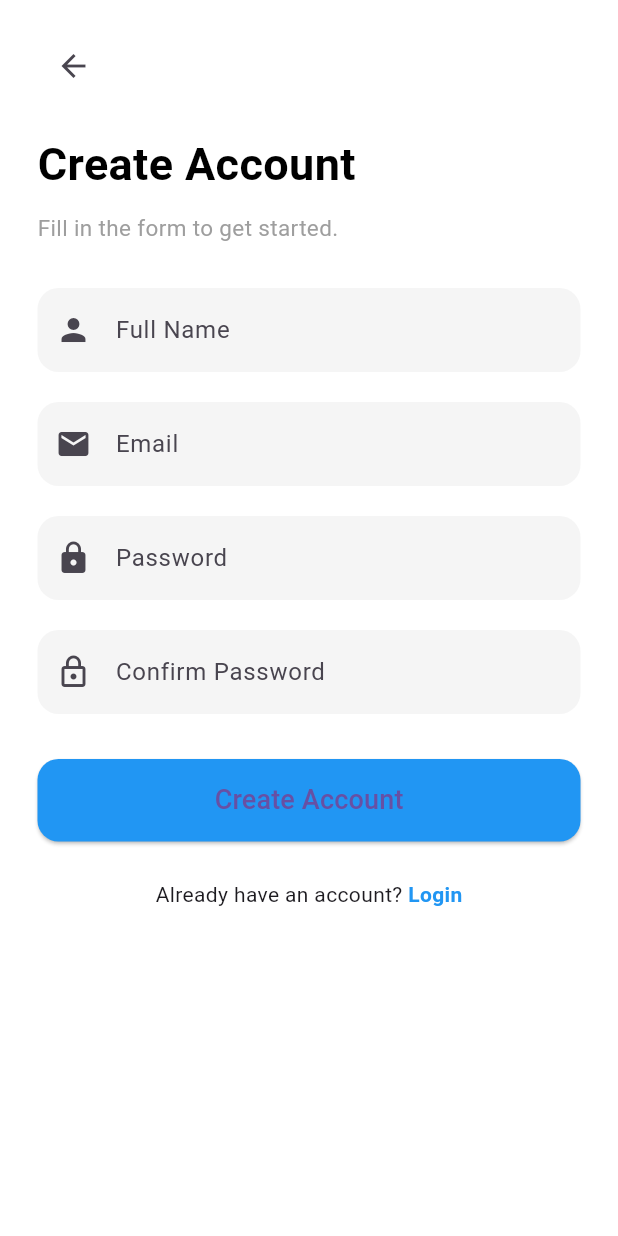
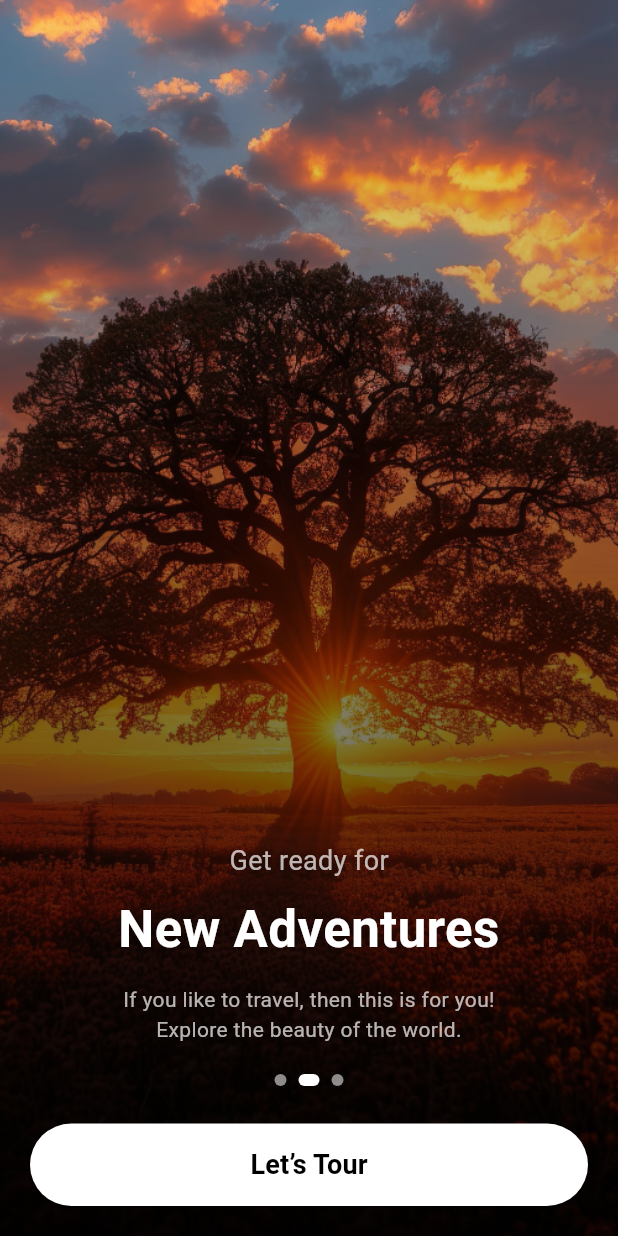
Before and after one commit to poornima0425/flutter-mobile-app-ca, a Flutter app: the SignUpPage screen opened directly, after a tap on the "arrow back" icon, on a phone screen of 412 x 824 dp. Run offline on Flutter 3.47's test engine with Material 3 defaults, Android fonts, the phone set to English and light mode, and no system bars.

Commit message:
Update main.dart in my branch SEU/IS/20/ICT/043

```diff
--- a/lib/main.dart
+++ b/lib/main.dart
@@ -1,4 +1,6 @@
+import 'dart:async';
 import 'package:flutter/material.dart';
+import 'LoginPage/loginPage.dart';
 import 'SignUpPage/signUpPage.dart';
 
 void main() {
@@ -12,7 +14,172 @@ class MyApp extends StatelessWidget {
   Widget build(BuildContext context) {
     return const MaterialApp(
       debugShowCheckedModeBanner: false,
-      home: SignUpPage(),
+      home: OnboardingCarousel(),
     );
   }
 }
+
+class OnboardingCarousel extends StatefulWidget {
+  const OnboardingCarousel({super.key});
+
+  @override
+  State<OnboardingCarousel> createState() => _OnboardingCarouselState();
+}
+
+class _OnboardingCarouselState extends State<OnboardingCarousel> {
+  final PageController _pageController = PageController();
+  int currentPage = 0;
+
+  final List<String> images = [
+    //put ima
+    "assets/t2.jpg",
+    "assets/t3.jpg",
+    "assets/t4.jpg",
+  ];
+
+  @override
+  void initState() {
+    super.initState();
+    Timer.periodic(const Duration(seconds: 3), (timer) {
+      if (currentPage < images.length - 1) {
+        currentPage++;
+      } else {
+        currentPage = 0;
+      }
+      _pageController.animateToPage(
+        currentPage,
+        duration: const Duration(milliseconds: 600),
+        curve: Curves.easeInOut,
+      );
+    });
+  }
+
+  @override
+  Widget build(BuildContext context) {
+    return Scaffold(
+      body: Stack(
+        children: [
+          // FULL-SCREEN IMAGE SLIDER
+          PageView.builder(
+            controller: _pageController,
+            itemCount: images.length,
+            onPageChanged: (index) {
+              setState(() {
+                currentPage = index;
+              });
+            },
+            itemBuilder: (context, index) {
+              return Image.asset(
+                images[index],
+                fit: BoxFit.cover,
+                width: double.infinity,
+                height: double.infinity,
+              );
+            },
+          ),
+
+          // DARK GRADIENT OVERLAY
+          Container(
+            width: double.infinity,
+            height: double.infinity,
+            decoration: BoxDecoration(
+              gradient: LinearGradient(
+                begin: Alignment.topCenter,
+                end: Alignment.bottomCenter,
+                colors: [Colors.transparent, Colors.black.withOpacity(0.85)],
+              ),
+            ),
+          ),
+          // CONTENT ON TOP
+          SafeArea(
+            child: Padding(
+              padding: const EdgeInsets.all(20),
+              child: Column(
+                mainAxisAlignment: MainAxisAlignment.end,
+                children: [
+                  const Text(
+                    "Get ready for",
+                    style: TextStyle(color: Colors.white70, fontSize: 18),
+                  ),
+                  const SizedBox(height: 8),
+                  const Text(
+                    "New Adventures",
+                    textAlign: TextAlign.center,
+                    style: TextStyle(
+                      color: Colors.white,
+                      fontSize: 34,
+                      fontWeight: FontWeight.bold,
+                    ),
+                  ),
+                  const SizedBox(height: 12),
+                  const Text(
+                    "If you like to travel, then this is for you!\nExplore the beauty of the world.",
+                    textAlign: TextAlign.center,
+                    style: TextStyle(color: Colors.white70, fontSize: 14),
+                  ),
+
+                  const SizedBox(height: 20),
+
+                  // DOT INDICATORS
+                  Row(
+                    mainAxisAlignment: MainAxisAlignment.center,
+                    children: List.generate(
+                      images.length,
+                      (index) => dot(index == currentPage),
+                    ),
+                  ),
+
+                  const SizedBox(height: 25),
+
+                  // BUTTON
+                  SizedBox(
+                    width: double.infinity,
+                    height: 55,
+                    child: ElevatedButton(
+                      onPressed: () {
+                        Navigator.push(
+                          context,
+                          MaterialPageRoute(
+                            builder: (context) => const LoginPage(),
+                          ),
+                        );
+                      },
+
+                      style: ElevatedButton.styleFrom(
+                        backgroundColor: Colors.white,
+                        shape: RoundedRectangleBorder(
+                          borderRadius: BorderRadius.circular(30),
+                        ),
+                      ),
+                      child: const Text(
+                        "Let’s Tour",
+                        style: TextStyle(
+                          color: Colors.black,
+                          fontSize: 18,
+                          fontWeight: FontWeight.bold,
+                        ),
+                      ),
+                    ),
+                  ),
+                ],
+              ),
+            ),
+          ),
+        ],
+      ),
+    );
+  }
+
+  Widget dot(bool isActive) {
+    return AnimatedContainer(
+      duration: const Duration(milliseconds: 300),
+      margin: const EdgeInsets.symmetric(horizontal: 4),
+      width: isActive ? 14 : 8,
+      height: 8,
+      decoration: BoxDecoration(
+        color: isActive ? Colors.white : Colors.white54,
+        borderRadius: BorderRadius.circular(10),
+      ),
+    );
+  }
+}
--- a/pubspec.yaml
+++ b/pubspec.yaml
@@ -17,3 +17,6 @@ dev_dependencies:
 
 flutter:
   uses-material-design: true
+
+  assets:
+    - assets/
```
Also changed, not shown: lib/LoginPage/loginPage.dart (added, +159 -0 lines), assets/t3.jpg (added), 2 other files.
